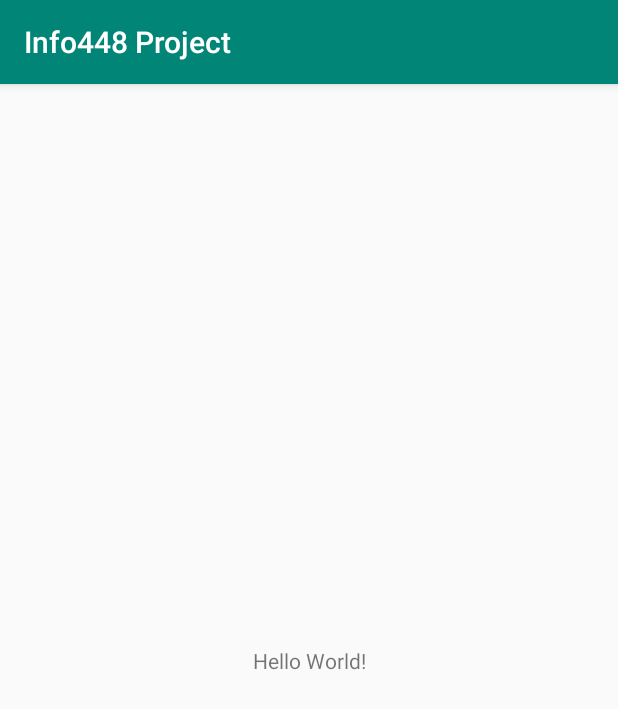
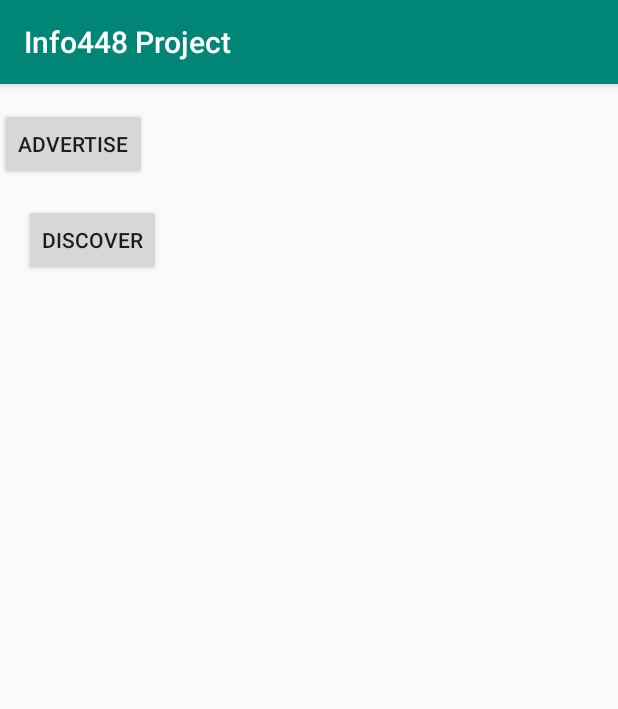
Before and after one commit to bch0ng/gamedroid, an Android app: the screen it shows after launch (MainActivity), on a phone screen of 412 x 824 dp. Shown: the top 709 px of the screen. Run offline under Robolectric (Android 15) with nearby library versions, the phone set to English and light mode, and no system bars; libraries missing offline, so code that uses them is left out: com.google.android.gms.

Commit message:
Button SET

```diff
--- a/app/src/main/java/edu/us/ischool/bchong/info448project/MainActivity.kt
+++ b/app/src/main/java/edu/us/ischool/bchong/info448project/MainActivity.kt
@@ -2,6 +2,7 @@ package edu.us.ischool.bchong.info448project
 
 import android.support.v7.app.AppCompatActivity
 import android.os.Bundle
+import android.widget.Button
 import android.widget.Toast
 import com.google.android.gms.nearby.Nearby
 import com.google.android.gms.nearby.connection.AdvertisingOptions
@@ -18,17 +19,22 @@ import com.google.android.gms.nearby.connection.Payload
 import com.google.android.gms.nearby.connection.PayloadCallback
 
 
-
-
-
-
-
-
 class MainActivity : AppCompatActivity() {
-
+    private lateinit var buttonAdvertise: Button
+    private  lateinit var buttonDiscover : Button
     override fun onCreate(savedInstanceState: Bundle?) {
         super.onCreate(savedInstanceState)
         setContentView(R.layout.activity_main)
+        buttonAdvertise = findViewById<Button>(R.id.button)
+        buttonDiscover = findViewById(R.id.button2)
+        buttonAdvertise.setOnClickListener {
+            startAdvertising()
+            buttonDiscover.isEnabled = false;
+        }
+        buttonDiscover.setOnClickListener {
+            startDiscovery()
+            buttonAdvertise.isEnabled=false;
+        }
     }
 
     private val endpointDiscoveryCallback = object : EndpointDiscoveryCallback() {
@@ -85,6 +91,7 @@ class MainActivity : AppCompatActivity() {
             Toast.makeText(this@MainActivity,"Disconnected",Toast.LENGTH_LONG).show()
         }
     }
+
     private fun startAdvertising() {
         val advertisingOptions = AdvertisingOptions.Builder().setStrategy(P2P_CLUSTER).build()
         Nearby.getConnectionsClient(this@MainActivity)
--- a/app/src/main/res/layout/activity_main.xml
+++ b/app/src/main/res/layout/activity_main.xml
@@ -7,13 +7,22 @@
     android:layout_height="match_parent"
     tools:context=".MainActivity">
 
-    <TextView
-        android:layout_width="wrap_content"
-        android:layout_height="wrap_content"
-        android:text="Hello World!"
-        app:layout_constraintBottom_toBottomOf="parent"
-        app:layout_constraintLeft_toLeftOf="parent"
-        app:layout_constraintRight_toRightOf="parent"
-        app:layout_constraintTop_toTopOf="parent" />
-
+    <LinearLayout
+            android:orientation="vertical"
+            android:layout_width="match_parent"
+            android:layout_height="match_parent" tools:layout_editor_absoluteY="0dp"
+            tools:layout_editor_absoluteX="96dp">
+        <Button
+                android:text="Advertise"
+                android:layout_width="wrap_content"
+                android:layout_height="wrap_content" android:id="@+id/button"
+                android:layout_marginTop="16dp" app:layout_constraintBottom_toTopOf="@+id/button2"
+                app:layout_constraintStart_toStartOf="parent" app:layout_constraintEnd_toEndOf="parent"/>
+        <Button android:layout_marginStart="160dp"
+                android:text="Discover"
+                android:layout_width="wrap_content"
+                android:layout_height="wrap_content" android:id="@+id/button2"
+                android:layout_margin="16dp" app:layout_constraintTop_toBottomOf="@+id/button"
+                app:layout_constraintStart_toStartOf="parent" app:layout_constraintEnd_toEndOf="parent"/>
+    </LinearLayout>
 </android.support.constraint.ConstraintLayout>
```
